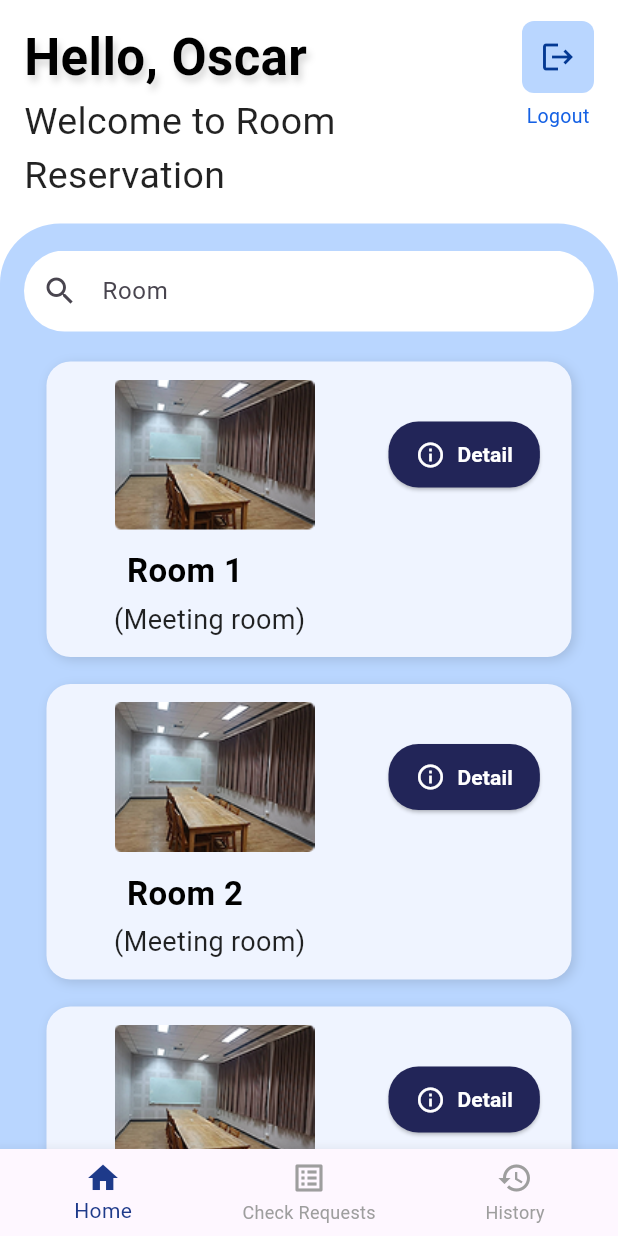
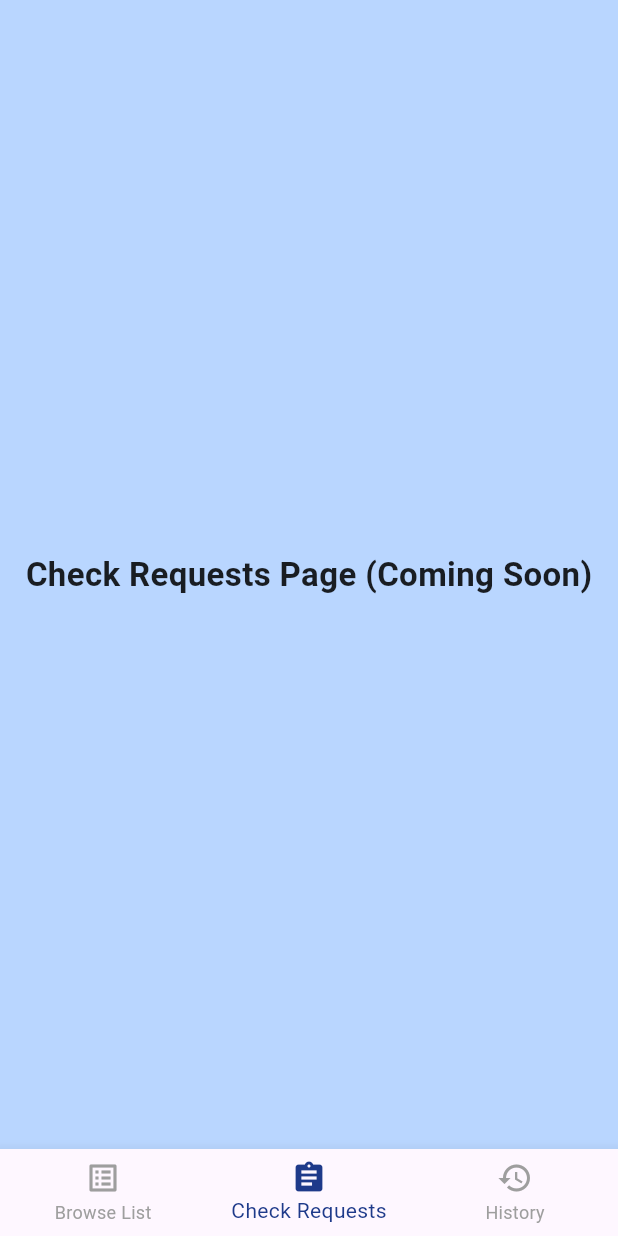
Before and after one commit to 6631501194-cmd/roombooking-frontend, a Flutter app: the screen it shows after launch, on a phone screen of 412 x 824 dp. Run offline on Flutter 3.47's test engine with Material 3 defaults, Android fonts, the phone set to English and light mode, and no system bars.

Commit message:
Fix and add navi

```diff
--- a/lib/main.dart
+++ b/lib/main.dart
@@ -1,6 +1,106 @@
 import 'package:flutter/material.dart';
-import 'package:flutter_application_1/student_BrowseList.dart';
+import 'student_BrowseList.dart';
 
 void main() {
-  runApp(MaterialApp(home: StudentBrowse()));
+  runApp(const MyApp());
 }
+
+class MyApp extends StatelessWidget {
+  const MyApp({super.key});
+
+  @override
+  Widget build(BuildContext context) {
+    return const MaterialApp(
+      debugShowCheckedModeBanner: false,
+      home: MainNavigation(),
+    );
+  }
+}
+
+class MainNavigation extends StatefulWidget {
+  const MainNavigation({super.key});
+
+  @override
+  State<MainNavigation> createState() => _MainNavigationState();
+}
+
+class _MainNavigationState extends State<MainNavigation> {
+  int _selectedIndex = 1;
+
+  final List<Widget> _pages = const [
+
+    StudentBrowseList(),
+    CheckRequestPage(),
+    HistoryPage(),
+  ];
+
+  void _onItemTapped(int index) {
+    setState(() {
+      _selectedIndex = index;
+    });
+  }
+
+  @override
+  Widget build(BuildContext context) {
+    return Scaffold(
+      body: _pages[_selectedIndex],
+      bottomNavigationBar: BottomNavigationBar(
+        currentIndex: _selectedIndex,
+        selectedItemColor: const Color(0xFF1E3A8A),
+        unselectedItemColor: Colors.grey,
+        onTap: _onItemTapped,
+        type: BottomNavigationBarType.fixed,
+        items: const [
+
+          BottomNavigationBarItem(icon: Icon(Icons.list_alt), label: "Browse List"),
+          BottomNavigationBarItem(icon: Icon(Icons.assignment), label: "Check Requests"),
+          BottomNavigationBarItem(icon: Icon(Icons.history), label: "History"),
+        ],
+      ),
+    );
+  }
+}
+
+
+
+class CheckRequestPage extends StatelessWidget {
+  const CheckRequestPage({super.key});
+
+  @override
+  Widget build(BuildContext context) {
+    return const Scaffold(
+      backgroundColor: Color(0xFFB9D6FF),
+      body: Center(
+        child: Text(
+          "Check Requests Page (Coming Soon)",
+          style: TextStyle(
+            fontSize: 22,
+            fontWeight: FontWeight.w600,
+            color: Colors.black87,
+          ),
+        ),
+      ),
+    );
+  }
+}
+
+class HistoryPage extends StatelessWidget {
+  const HistoryPage({super.key});
+
+  @override
+  Widget build(BuildContext context) {
+    return const Scaffold(
+      backgroundColor: Color(0xFFB9D6FF),
+      body: Center(
+        child: Text(
+          "History Page (Coming Soon)",
+          style: TextStyle(
+            fontSize: 22,
+            fontWeight: FontWeight.w600,
+            color: Colors.black87,
+          ),
+        ),
+      ),
+    );
+  }
+}
--- a/lib/student_BrowseList.dart
+++ b/lib/student_BrowseList.dart
@@ -1,15 +1,13 @@
 import 'package:flutter/material.dart';
 
-class StudentBrowse extends StatefulWidget {
-  const StudentBrowse({super.key});
+class StudentBrowseList extends StatefulWidget {
+  const StudentBrowseList({super.key});
 
   @override
-  State<StudentBrowse> createState() => _StudentBrowseState();
+  State<StudentBrowseList> createState() => _StudentBrowseListState();
 }
 
-class _StudentBrowseState extends State<StudentBrowse> {
-  int _selectedIndex = 0;
-
+class _StudentBrowseListState extends State<StudentBrowseList> {
   final List<Map<String, String>> rooms = [
     {
       "name": "Room 1",
@@ -33,37 +31,23 @@ class _StudentBrowseState extends State<StudentBrowse> {
     },
   ];
 
-  void _onItemTapped(int index) {
-    setState(() {
-      _selectedIndex = index;
-    });
-  }
-
   @override
   Widget build(BuildContext context) {
-
     return Scaffold(
       backgroundColor: Colors.white,
-
 
       body: SafeArea(
         child: Column(
           children: [
-            // Header (fixed)
             Padding(
-              padding: const EdgeInsets.symmetric(
-                horizontal: 16.0,
-                vertical: 14,
-              ),
+              padding: const EdgeInsets.symmetric(horizontal: 16.0, vertical: 14),
               child: Row(
                 crossAxisAlignment: CrossAxisAlignment.start,
                 children: [
-                  // Greeting
                   Expanded(
                     child: Column(
                       crossAxisAlignment: CrossAxisAlignment.start,
                       children: const [
-
                         Text(
                           "Hello, Oscar",
                           style: TextStyle(
@@ -79,7 +63,6 @@ class _StudentBrowseState extends State<StudentBrowse> {
                             ],
                           ),
                         ),
-
                         Text(
                           "Welcome to Room Reservation",
                           style: TextStyle(
@@ -91,8 +74,6 @@ class _StudentBrowseState extends State<StudentBrowse> {
                       ],
                     ),
                   ),
-
-                  // Logout (fixed)
                   Column(
                     children: [
                       Container(
@@ -122,10 +103,8 @@ class _StudentBrowseState extends State<StudentBrowse> {
               ),
             ),
 
-
             Expanded(
               child: Container(
-
                 decoration: const BoxDecoration(
                   color: Color(0xFFB9D6FF),
                   borderRadius: BorderRadius.only(
@@ -137,9 +116,7 @@ class _StudentBrowseState extends State<StudentBrowse> {
                   padding: const EdgeInsets.fromLTRB(16, 18, 16, 0),
                   child: SingleChildScrollView(
                     child: Column(
-                      crossAxisAlignment: CrossAxisAlignment.start,
                       children: [
-                        // Search bar
                         Container(
                           decoration: BoxDecoration(
                             color: Colors.white,
@@ -150,22 +127,16 @@ class _StudentBrowseState extends State<StudentBrowse> {
                               prefixIcon: Icon(Icons.search),
                               hintText: 'Room',
                               border: InputBorder.none,
-                              contentPadding: EdgeInsets.symmetric(
-                                vertical: 15,
+                              contentPadding: EdgeInsets.symmetric(vertical: 15),
                             ),
                           ),
                         ),
-                        ),
-
                         const SizedBox(height: 20),
 
-                        // Room list
-                        Center(
-                          child: Column(
+                        Column(
                           children: rooms.map((room) {
                             return Container(
                               width: 350,
-
                               padding: const EdgeInsets.all(12),
                               margin: const EdgeInsets.only(bottom: 18),
                               decoration: BoxDecoration(
@@ -179,44 +150,37 @@ class _StudentBrowseState extends State<StudentBrowse> {
                                   ),
                                 ],
                               ),
+                              // Set the card's main Column to start so the title/type are left-aligned
                               child: Column(
                                 crossAxisAlignment: CrossAxisAlignment.start,
                                 children: [
                                   Row(
-                                      crossAxisAlignment:
-                                          CrossAxisAlignment.center,
+                                    crossAxisAlignment: CrossAxisAlignment.center,
+
                                     children: [
-                                        // Room Image
                                       ClipRRect(
-                                          borderRadius: BorderRadius.circular(
-                                            8,
-                                          ),
+                                        borderRadius: BorderRadius.circular(8),
                                         child: Image.asset(
                                           room["image"]!,
                                           width: 200,
-                                            height: 100,
-                                            fit: BoxFit.contain,
-                                            errorBuilder:
-                                                (context, error, stackTrace) {
+                                          height: 110,
+                                          fit: BoxFit.cover,
+                                          errorBuilder: (context, error, stackTrace) {
                                             return Container(
-                                                    width: 140,
-                                                    height: 100,
+                                              width: 200,
+                                              height: 110,
                                               color: Colors.grey[300],
                                               child: const Icon(
                                                 Icons.image_not_supported,
                                                 color: Colors.grey,
-                                                      size: 30,
+                                                size: 40,
                                               ),
                                             );
                                           },
                                         ),
                                       ),
-                                        const SizedBox(width: 16),
-
-                                        // Detail button aligned to right
-                                        Align(
-                                          alignment: Alignment.centerRight,
-                                          child: ElevatedButton.icon(
+                                      const SizedBox(width: 16,),
+                                      ElevatedButton.icon(
                                         onPressed: () {},
                                         icon: const Icon(
                                           Icons.info_outline,
@@ -231,38 +195,24 @@ class _StudentBrowseState extends State<StudentBrowse> {
                                             color: Colors.white,
                                           ),
                                         ),
-
                                         style: ElevatedButton.styleFrom(
-                                              backgroundColor: const Color(
-                                                0xFF222558,
-                                              ),
-
-                                              foregroundColor: Colors.white,
-                                              padding:
-                                                  const EdgeInsets.symmetric(
+                                          backgroundColor: const Color(0xFF222558),
+                                          padding: const EdgeInsets.symmetric(
                                             horizontal: 18,
                                             vertical: 12,
                                           ),
                                           shape: RoundedRectangleBorder(
-                                                borderRadius:
-                                                    BorderRadius.circular(20),
-                                              ),
+                                            borderRadius: BorderRadius.circular(20),
                                           ),
                                         ),
                                       ),
                                     ],
                                   ),
                                   const SizedBox(height: 12),
-
-
-                                    Column(
-                                      crossAxisAlignment:
-                                          CrossAxisAlignment.center,
-
-                                      children: [
+                                  // Make the title and type left-aligned by ensuring the Column is start-aligned
                                   Text(
-
                                     room["name"]!,
+                                    textAlign: TextAlign.left,
                                     style: const TextStyle(
                                       fontSize: 22,
                                       fontWeight: FontWeight.bold,
@@ -271,7 +221,8 @@ class _StudentBrowseState extends State<StudentBrowse> {
                                   ),
                                   const SizedBox(height: 4),
                                   Text(
-                                          "       (${room["type"]!})",
+                                    "(${room["type"]!})",
+                                    textAlign: TextAlign.left,
                                     style: const TextStyle(
                                       fontSize: 18,
                                       color: Colors.black87,
@@ -279,13 +230,9 @@ class _StudentBrowseState extends State<StudentBrowse> {
                                   ),
                                 ],
                               ),
-                                  ],
-                                ),
                             );
                           }).toList(),
                         ),
-                        ),
-
                         const SizedBox(height: 24),
                       ],
                     ),
@@ -296,22 +243,6 @@ class _StudentBrowseState extends State<StudentBrowse> {
           ],
         ),
       ),
-
-
-      bottomNavigationBar: BottomNavigationBar(
-        currentIndex: _selectedIndex,
-        selectedItemColor: const Color(0xFF1E3A8A),
-        unselectedItemColor: Colors.grey,
-        onTap: _onItemTapped,
-        items: const [
-          BottomNavigationBarItem(icon: Icon(Icons.home), label: "Home"),
-          BottomNavigationBarItem(
-            icon: Icon(Icons.list_alt),
-            label: "Check Requests",
-          ),
-          BottomNavigationBarItem(icon: Icon(Icons.history), label: "History"),
-        ],
-      ),
     );
   }
 }
```
Lines whose indentation alone changed are shown as unchanged.
